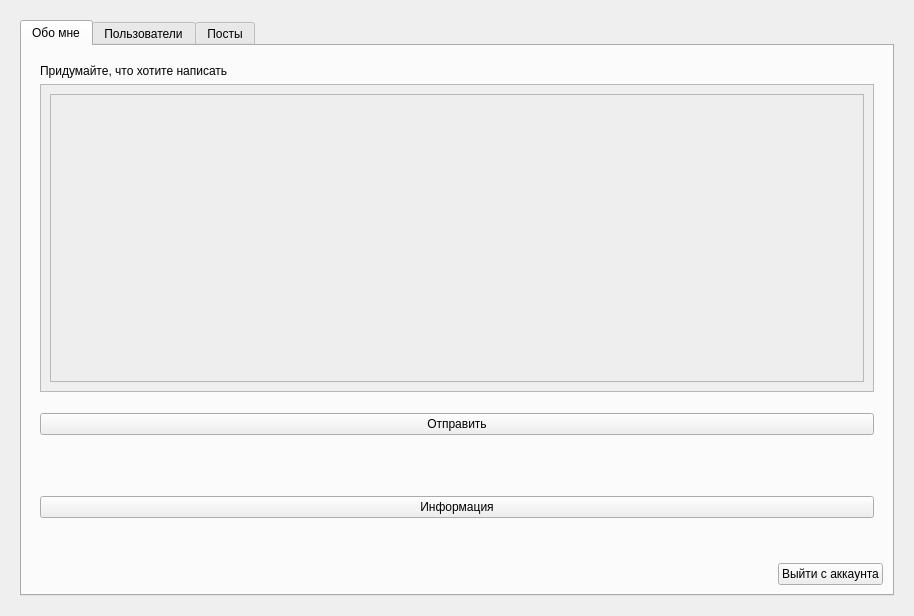
First picture: the form in front/mainApp.ui, repository ZXCmitya/Y11, before the edit.
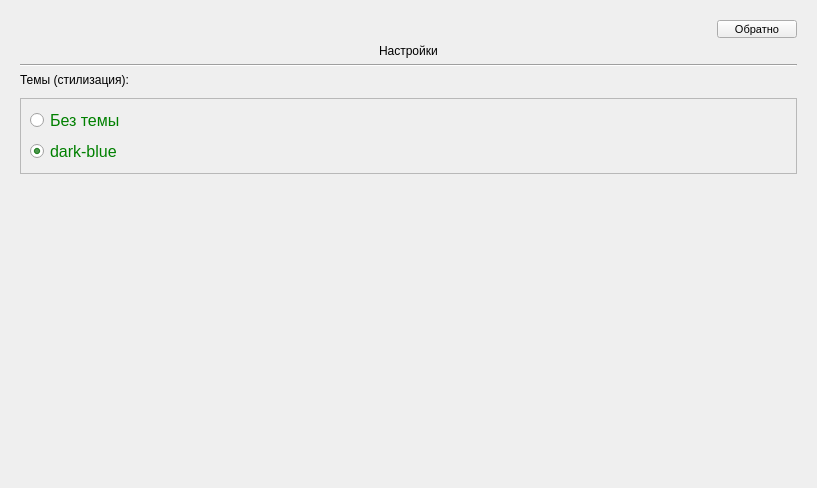
Second picture: the form after the edit. The open tabs and pages were chosen to show the change.

Commit message: added settings widget (not functional yet)

```diff
--- a/front/mainApp.ui
+++ b/front/mainApp.ui
@@ -6,8 +6,8 @@
    <rect>
     <x>0</x>
     <y>0</y>
-    <width>914</width>
-    <height>616</height>
+    <width>817</width>
+    <height>488</height>
    </rect>
   </property>
   <property name="windowTitle">
@@ -15,6 +15,31 @@
   </property>
   <layout class="QVBoxLayout" name="verticalLayout">
    <item>
+    <widget class="QStackedWidget" name="stackedWidget_Settings">
+     <property name="currentIndex">
+      <number>0</number>
+     </property>
+     <widget class="QWidget" name="page_4">
+      <layout class="QVBoxLayout" name="verticalLayout_14">
+       <item alignment="Qt::AlignRight">
+        <widget class="QPushButton" name="btn_to_settings">
+         <property name="maximumSize">
+          <size>
+           <width>80</width>
+           <height>18</height>
+          </size>
+         </property>
+         <property name="font">
+          <font>
+           <pointsize>8</pointsize>
+          </font>
+         </property>
+         <property name="text">
+          <string>Настройки</string>
+         </property>
+        </widget>
+       </item>
+       <item>
     <widget class="QStackedWidget" name="stackedWidget">
      <property name="currentIndex">
       <number>2</number>
@@ -497,7 +522,7 @@
                    <rect>
                     <x>0</x>
                     <y>0</y>
-                    <width>88</width>
+                        <width>98</width>
                     <height>88</height>
                    </rect>
                   </property>
@@ -631,6 +656,135 @@
           </layout>
          </widget>
         </widget>
+           </item>
+          </layout>
+         </widget>
+        </widget>
+       </item>
+      </layout>
+     </widget>
+     <widget class="QWidget" name="page_5">
+      <layout class="QVBoxLayout" name="verticalLayout_15">
+       <item alignment="Qt::AlignRight">
+        <widget class="QPushButton" name="btn_to_back">
+         <property name="maximumSize">
+          <size>
+           <width>80</width>
+           <height>18</height>
+          </size>
+         </property>
+         <property name="font">
+          <font>
+           <pointsize>8</pointsize>
+          </font>
+         </property>
+         <property name="text">
+          <string>Обратно</string>
+         </property>
+        </widget>
+       </item>
+       <item alignment="Qt::AlignHCenter">
+        <widget class="QLabel" name="label_9">
+         <property name="text">
+          <string>Настройки</string>
+         </property>
+        </widget>
+       </item>
+       <item>
+        <widget class="Line" name="line">
+         <property name="orientation">
+          <enum>Qt::Horizontal</enum>
+         </property>
+        </widget>
+       </item>
+       <item>
+        <widget class="QLabel" name="label_10">
+         <property name="text">
+          <string>Темы (стилизация):</string>
+         </property>
+        </widget>
+       </item>
+       <item>
+        <spacer name="verticalSpacer_16">
+         <property name="orientation">
+          <enum>Qt::Vertical</enum>
+         </property>
+         <property name="sizeType">
+          <enum>QSizePolicy::Maximum</enum>
+         </property>
+         <property name="sizeHint" stdset="0">
+          <size>
+           <width>20</width>
+           <height>5</height>
+          </size>
+         </property>
+        </spacer>
+       </item>
+       <item>
+        <widget class="QFrame" name="frame">
+         <property name="styleSheet">
+          <string notr="true">QRadioButton {
+color: green;
+}</string>
+         </property>
+         <property name="frameShape">
+          <enum>QFrame::StyledPanel</enum>
+         </property>
+         <property name="frameShadow">
+          <enum>QFrame::Raised</enum>
+         </property>
+         <layout class="QVBoxLayout" name="verticalLayout_16">
+          <item>
+           <widget class="QRadioButton" name="radio__no_theme">
+            <property name="font">
+             <font>
+              <pointsize>12</pointsize>
+             </font>
+            </property>
+            <property name="text">
+             <string>Без темы</string>
+            </property>
+           </widget>
+          </item>
+          <item>
+           <widget class="QRadioButton" name="radio__dark_blue">
+            <property name="enabled">
+             <bool>true</bool>
+            </property>
+            <property name="font">
+             <font>
+              <pointsize>12</pointsize>
+             </font>
+            </property>
+            <property name="text">
+             <string>dark-blue</string>
+            </property>
+            <property name="checked">
+             <bool>true</bool>
+            </property>
+            <property name="autoRepeat">
+             <bool>false</bool>
+            </property>
+           </widget>
+          </item>
+         </layout>
+        </widget>
+       </item>
+       <item>
+        <spacer name="verticalSpacer_12">
+         <property name="orientation">
+          <enum>Qt::Vertical</enum>
+         </property>
+         <property name="sizeType">
+          <enum>QSizePolicy::Expanding</enum>
+         </property>
+         <property name="sizeHint" stdset="0">
+          <size>
+           <width>20</width>
+           <height>40</height>
+          </size>
+         </property>
+        </spacer>
        </item>
       </layout>
      </widget>
```
Left out of the diff: 2 changed lines with no effect on the pictures. Lines whose indentation alone changed are shown as unchanged. The commit also changes 4 other files.
